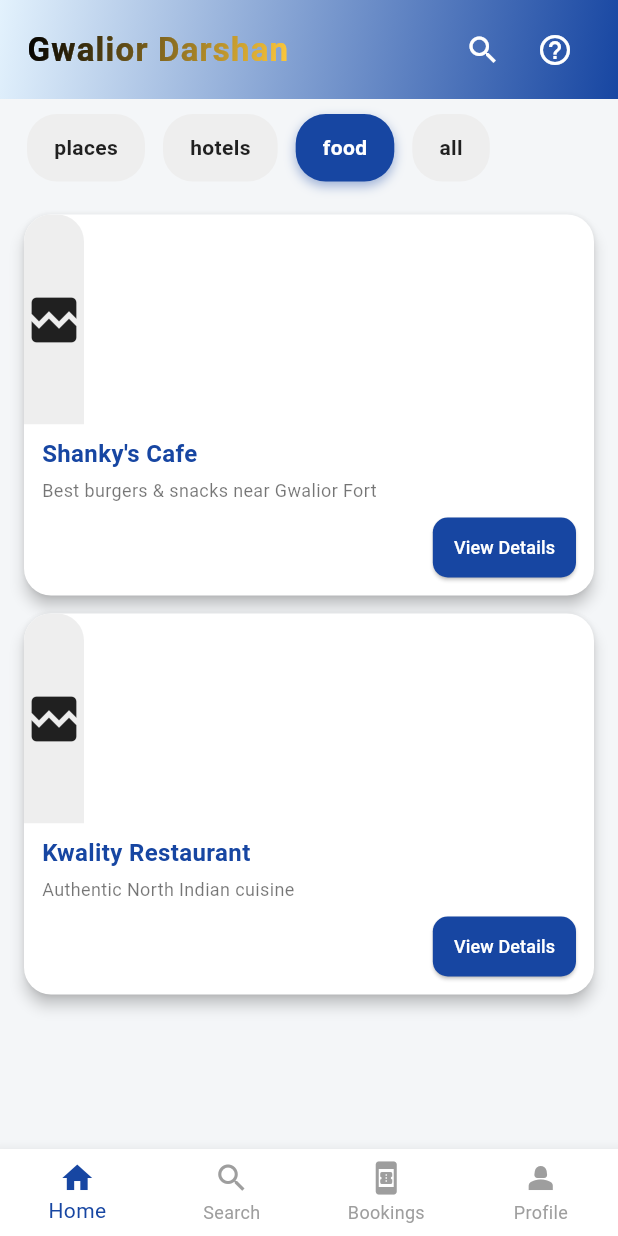
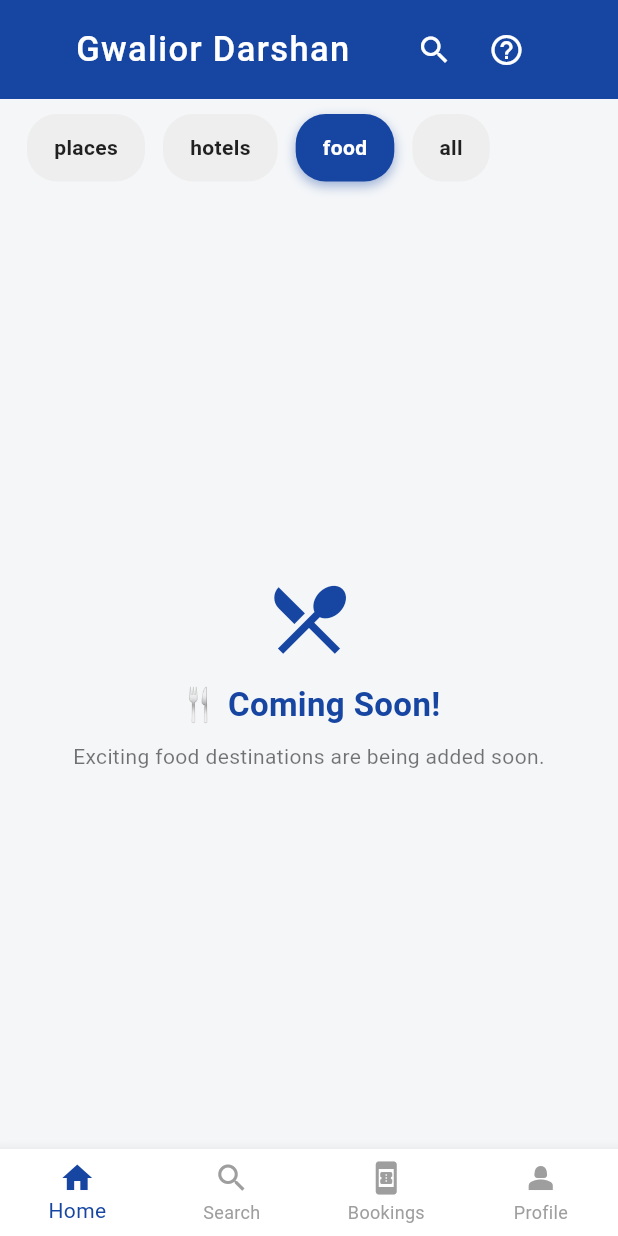
Before and after one commit to Premsagar2608/Gwalior-darshan, a Flutter app: the screen it shows after launch, after a tap on "hotels", after a tap on "food", on a phone screen of 412 x 824 dp. Run offline on Flutter 3.47's test engine with Material 3 defaults, Android fonts, the phone set to English and light mode, and no system bars; our stand-ins replace firebase_core, firebase_database, font_awesome_flutter, google_maps_flutter, shared_preferences, shimmer; accounts and stored records are empty; network calls fail; Roboto replaces fonts that are missing (Mainfont, Poppins); project files that could hold a hidden picture were left out.

Commit message:
title style changed

```diff
--- a/lib/screens/home_screen.dart
+++ b/lib/screens/home_screen.dart
@@ -88,48 +88,33 @@ class _HomeScreenState extends State<HomeScreen>
             Container(
               width: double.infinity,
               padding: const EdgeInsets.symmetric(horizontal: 18, vertical: 9),
-              decoration: const BoxDecoration(
-                gradient: LinearGradient(
-                  colors: [Color(0xFFE3F2FD), Color(0xFF1746A2)],
-                  begin: Alignment.topLeft,
-                  end: Alignment.bottomRight,
-                ),
-              ),
+              color: const Color(0xFF1746A2),
               child: Row(
-                mainAxisAlignment: MainAxisAlignment.spaceBetween,
+                mainAxisAlignment: MainAxisAlignment.spaceEvenly,
                 children: [
-                  ShaderMask(
-                    shaderCallback: (bounds) => const LinearGradient(
-                      colors: [Color(0xFF000000), Color(0xFFFFC93C)],
-                      begin: Alignment.topLeft,
-                      end: Alignment.bottomRight,
-                    ).createShader(bounds),
-                    child: Text(
-                      loc?.translate('Gwalior Darshan') ?? "Gwalior Darshan",
-                      style: const TextStyle(
-                        fontSize: 22,
-                        fontWeight: FontWeight.bold,
-                        color: Colors.white,
-                        letterSpacing: 0.8,
-                      ),
+                  Text(
+                    loc?.translate('Gwalior Darshan') ?? "Gwalior Darshan",
+                    style: const TextStyle(
+                      fontSize: 23,
+                      fontFamily: 'Mainfont',
+                      fontWeight: FontWeight.w500,
+                      color: Colors.white,
+                      letterSpacing: 0.9,
                     ),
                   ),
                   Row(
                     children: [
                       IconButton(
-                        icon: const Icon(Icons.search_outlined,
-                            color: Colors.white),
+                        icon: const Icon(Icons.search_outlined, color: Colors.white),
                         onPressed: () {
                           Navigator.push(
                             context,
-                            MaterialPageRoute(
-                                builder: (_) => const SearchScreen()),
+                            MaterialPageRoute(builder: (_) => const SearchScreen()),
                           );
                         },
                       ),
                       IconButton(
-                        icon: const Icon(Icons.help_outline,
-                            color: Colors.white),
+                        icon: const Icon(Icons.help_outline, color: Colors.white),
                         onPressed: () {
                           showDialog(
                             context: context,
@@ -151,6 +136,7 @@ class _HomeScreenState extends State<HomeScreen>
                   ),
                 ],
               ),
+
             ),
 
             const SizedBox(height: 10),
@@ -289,9 +275,36 @@ class _HomeScreenState extends State<HomeScreen>
             ? _emptyState()
             : _buildList(_hotels.map((e) => HotelCard(hotel: e)).toList());
       case 'Food':
-        return _food.isEmpty
-            ? _emptyState()
-            : _buildList(_food.map((f) => _foodCard(f)).toList());
+        return const Center(
+          child: Padding(
+            padding: EdgeInsets.all(24.0),
+            child: Column(
+              mainAxisAlignment: MainAxisAlignment.center,
+              children: [
+                Icon(Icons.restaurant_menu, size: 60, color: Color(0xFF1746A2)),
+                SizedBox(height: 12),
+                Text(
+                  "🍴 Coming Soon!",
+                  style: TextStyle(
+                    fontSize: 22,
+                    fontWeight: FontWeight.bold,
+                    color: Color(0xFF1746A2),
+                  ),
+                ),
+                SizedBox(height: 8),
+                Text(
+                  "Exciting food destinations are being added soon.",
+                  textAlign: TextAlign.center,
+                  style: TextStyle(
+                    fontSize: 14,
+                    color: Colors.black54,
+                  ),
+                ),
+              ],
+            ),
+          ),
+        );
+
       case 'All':
       // show only category summary cards (one per category)
         final List<Map<String, dynamic>> categoryCards = [
```
Also changed, not shown: pubspec.yaml (+5 -5 lines), assets/fonts/BungeeSpice-Regular.ttf (added), assets/fonts/RubikWetPaint-Regular.ttf (added).
